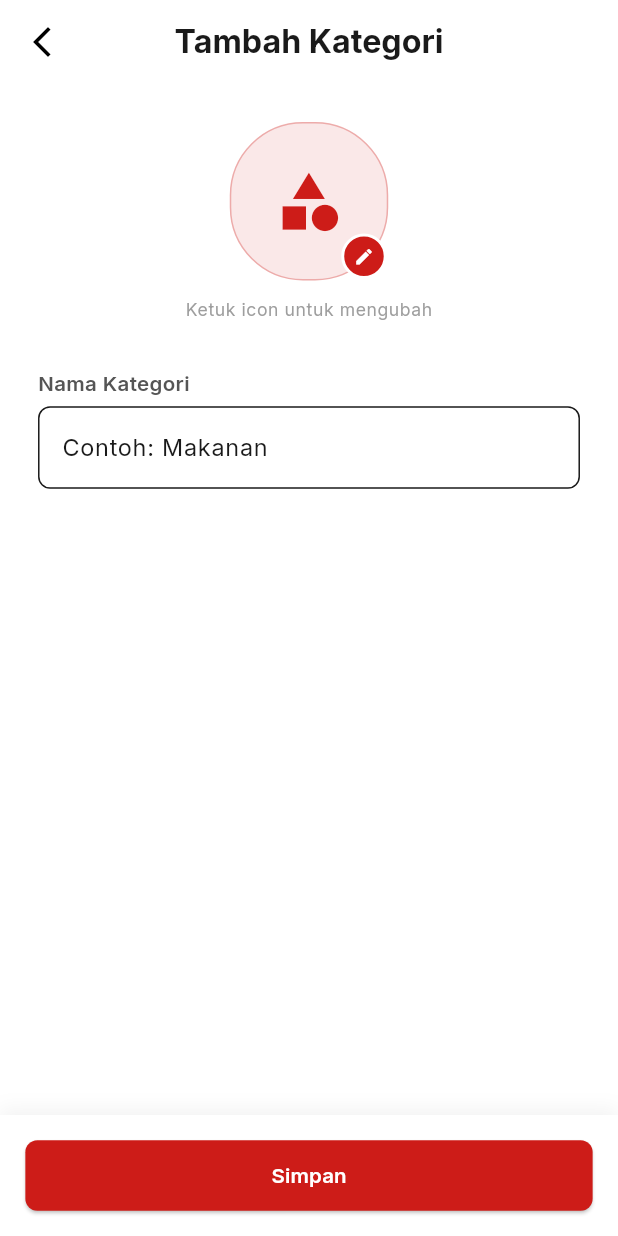
After one commit to Ibnuard/qsir_app, a Flutter app: the OwnerCategoryDetailPage screen opened directly, on a phone screen of 412 x 824 dp. The commit adds this screen. Run offline on Flutter 3.47's test engine with Material 3 defaults, Android fonts, the phone set to English and light mode, and no system bars; our stand-ins replace flutter_screenutil, get, google_fonts.

Commit message:
feat: Implement owner category management and reorganize owner product pages under sub_menu.

```diff
--- a/lib/presentation/pages/owner/home/controllers/home_controller.dart
+++ b/lib/presentation/pages/owner/home/controllers/home_controller.dart
@@ -1,5 +1,6 @@
 import 'package:flutter/material.dart';
 import 'package:get/get.dart';
+import 'package:qsir_app/presentation/pages/owner/sub_menu/category/list/owner_category_page.dart';
 import 'package:qsir_app/presentation/pages/owner/sub_menu/owner_sub_menu_page.dart';
 import 'package:qsir_app/routes/app_routes.dart';
 
@@ -39,7 +40,11 @@ class HomeController extends GetxController {
             icon: Icons.list_alt,
             onTap: () => navigateToMenu(AppRoutes.ownerProductList),
           ),
-          SubMenuItem(title: 'Stok tersisa', icon: Icons.inventory),
+          SubMenuItem(
+            title: 'Kategori produk',
+            icon: Icons.inventory,
+            onTap: () => Get.to(() => const OwnerCategoryPage()),
+          ),
           SubMenuItem(
             title: 'Produk hampir habis',
             icon: Icons.warning_amber_rounded,
--- /dev/null
+++ b/lib/presentation/pages/owner/sub_menu/category/detail/owner_category_detail_page.dart
@@ -0,0 +1,191 @@
+import 'package:flutter/material.dart';
+import 'package:flutter_screenutil/flutter_screenutil.dart';
+import 'package:get/get.dart';
+import 'package:qsir_app/core/themes/app_theme.dart';
+import 'package:qsir_app/presentation/pages/owner/sub_menu/category/detail/widgets/category_icon_selector.dart';
+import 'package:qsir_app/presentation/pages/owner/sub_menu/category/detail/widgets/icon_picker_bottom_sheet.dart';
+import 'package:qsir_app/presentation/pages/owner/sub_menu/category/list/owner_category_page.dart';
+import 'package:qsir_app/presentation/widgets/input_group.dart';
+
+class OwnerCategoryDetailPage extends StatefulWidget {
+  const OwnerCategoryDetailPage({super.key});
+
+  @override
+  State<OwnerCategoryDetailPage> createState() =>
+      _OwnerCategoryDetailPageState();
+}
+
+class _OwnerCategoryDetailPageState extends State<OwnerCategoryDetailPage> {
+  final InputGroupController _controller = InputGroupController();
+  CategoryItem? category;
+  IconData selectedIcon = Icons.category; // Default icon
+
+  final List<IconData> availableIcons = [
+    Icons.fastfood,
+    Icons.local_drink,
+    Icons.cookie,
+    Icons.cake,
+    Icons.icecream,
+    Icons.restaurant,
+    Icons.local_cafe,
+    Icons.local_bar,
+    Icons.local_pizza,
+    Icons.ramen_dining,
+    Icons.shopping_bag,
+    Icons.inventory,
+    Icons.grid_view,
+    Icons.category,
+    Icons.star,
+    Icons.favorite,
+  ];
+
+  @override
+  void initState() {
+    super.initState();
+    if (Get.arguments is CategoryItem) {
+      category = Get.arguments as CategoryItem;
+      _initializeData();
+    }
+  }
+
+  void _initializeData() {
+    WidgetsBinding.instance.addPostFrameCallback((_) {
+      if (category != null) {
+        _controller.getController('name').text = category!.name;
+        setState(() {
+          selectedIcon = category!.icon;
+        });
+      }
+    });
+  }
+
+  @override
+  void dispose() {
+    _controller.dispose();
+    super.dispose();
+  }
+
+  void _showIconPicker() {
+    Get.bottomSheet(
+      IconPickerBottomSheet(
+        selectedIcon: selectedIcon,
+        availableIcons: availableIcons,
+        onIconSelected: (icon) {
+          setState(() {
+            selectedIcon = icon;
+          });
+        },
+      ),
+      backgroundColor: Colors.transparent,
+      isScrollControlled: true,
+      ignoreSafeArea: false,
+    );
+  }
+
+  @override
+  Widget build(BuildContext context) {
+    return Scaffold(
+      appBar: AppBar(
+        title: Text(
+          category != null ? "Detail Kategori" : "Tambah Kategori",
+          style: context.textTheme.titleLarge?.copyWith(
+            fontWeight: FontWeight.bold,
+          ),
+        ),
+        centerTitle: true,
+        elevation: 0,
+        backgroundColor: Colors.white,
+        foregroundColor: Colors.black,
+        leading: IconButton(
+          icon: const Icon(Icons.arrow_back_ios_new, color: Colors.black),
+          onPressed: () => Get.back(),
+        ),
+      ),
+      body: SafeArea(
+        child: SingleChildScrollView(
+          padding: EdgeInsets.all(24.w),
+          child: Column(
+            crossAxisAlignment: CrossAxisAlignment.start,
+            children: [
+              CategoryIconSelector(
+                selectedIcon: selectedIcon,
+                onTap: _showIconPicker,
+              ),
+              SizedBox(height: 32.h),
+
+              // Form Fields
+              InputGroup(
+                controller: _controller,
+                items: [
+                  InputGroupItem(
+                    key: 'name',
+                    label: 'Nama Kategori',
+                    decoration: const InputDecoration(
+                      hintText: 'Contoh: Makanan',
+                    ),
+                  ),
+                ],
+              ),
+            ],
+          ),
+        ),
+      ),
+      bottomNavigationBar: Container(
+        padding: EdgeInsets.only(
+          left: 16.w,
+          right: 16.w,
+          top: 16.w,
+          bottom: 16.w + MediaQuery.of(context).padding.bottom,
+        ),
+        decoration: BoxDecoration(
+          color: Colors.white,
+          boxShadow: [
+            BoxShadow(
+              color: Colors.black.withValues(alpha: 0.05),
+              blurRadius: 10,
+              offset: const Offset(0, -4),
+            ),
+          ],
+        ),
+        child: Row(
+          children: [
+            if (category != null) ...[
+              Expanded(
+                child: SizedBox(
+                  height: 48.h,
+                  child: OutlinedButton(
+                    onPressed: () {
+                      // TODO: Implement delete logic
+                      Get.back();
+                    },
+                    style: OutlinedButton.styleFrom(
+                      foregroundColor: AppColors.error,
+                      side: const BorderSide(color: AppColors.error),
+                      shape: RoundedRectangleBorder(
+                        borderRadius: BorderRadius.circular(8.r),
+                      ),
+                    ),
+                    child: const Text("Hapus"),
+                  ),
+                ),
+              ),
+              SizedBox(width: 12.w),
+            ],
+            Expanded(
+              child: SizedBox(
+                height: 48.h,
+                child: ElevatedButton(
+                  onPressed: () {
+                    // TODO: Implement save/update logic
+                    Get.back();
+                  },
+                  child: const Text("Simpan"),
+                ),
+              ),
+            ),
+          ],
+        ),
+      ),
+    );
+  }
+}
--- /dev/null
+++ b/lib/presentation/pages/owner/sub_menu/category/detail/widgets/category_icon_selector.dart
@@ -0,0 +1,65 @@
+import 'package:flutter/material.dart';
+import 'package:flutter_screenutil/flutter_screenutil.dart';
+import 'package:get/get.dart';
+import 'package:qsir_app/core/themes/app_theme.dart';
+
+class CategoryIconSelector extends StatelessWidget {
+  final IconData selectedIcon;
+  final VoidCallback onTap;
+
+  const CategoryIconSelector({
+    super.key,
+    required this.selectedIcon,
+    required this.onTap,
+  });
+
+  @override
+  Widget build(BuildContext context) {
+    return Column(
+      children: [
+        Center(
+          child: GestureDetector(
+            onTap: onTap,
+            child: Container(
+              width: 100.w,
+              height: 100.w,
+              decoration: BoxDecoration(
+                color: AppColors.primary.withValues(alpha: 0.1),
+                borderRadius: BorderRadius.circular(50.r),
+                border: Border.all(
+                  color: AppColors.primary.withValues(alpha: 0.3),
+                ),
+              ),
+              child: Stack(
+                alignment: Alignment.center,
+                children: [
+                  Icon(selectedIcon, size: 48.sp, color: AppColors.primary),
+                  Positioned(
+                    bottom: 0,
+                    right: 0,
+                    child: Container(
+                      padding: EdgeInsets.all(6.w),
+                      decoration: BoxDecoration(
+                        color: AppColors.primary,
+                        shape: BoxShape.circle,
+                        border: Border.all(color: Colors.white, width: 2),
+                      ),
+                      child: Icon(Icons.edit, size: 14.sp, color: Colors.white),
+                    ),
+                  ),
+                ],
+              ),
+            ),
+          ),
+        ),
+        SizedBox(height: 12.h),
+        Center(
+          child: Text(
+            "Ketuk icon untuk mengubah",
+            style: context.textTheme.bodySmall?.copyWith(color: Colors.grey),
+          ),
+        ),
+      ],
+    );
+  }
+}
--- a/lib/routes/app_pages.dart
+++ b/lib/routes/app_pages.dart
@@ -2,9 +2,9 @@ import 'package:get/get.dart';
 import 'package:qsir_app/presentation/pages/login/login_page.dart';
 import 'package:qsir_app/presentation/pages/owner/main/bindings/owner_main_binding.dart';
 import 'package:qsir_app/presentation/pages/owner/main/main_page.dart';
-import 'package:qsir_app/presentation/pages/owner/product/add/owner_product_add_page.dart';
-import 'package:qsir_app/presentation/pages/owner/product/detail/owner_product_detail_page.dart';
-import 'package:qsir_app/presentation/pages/owner/product/productlist/owner_product_list_page.dart';
+import 'package:qsir_app/presentation/pages/owner/sub_menu/product/add/owner_product_add_page.dart';
+import 'package:qsir_app/presentation/pages/owner/sub_menu/product/detail/owner_product_detail_page.dart';
+import 'package:qsir_app/presentation/pages/owner/sub_menu/product/productlist/owner_product_list_page.dart';
 import 'package:qsir_app/presentation/pages/splash/splash_page.dart';
 import 'package:qsir_app/routes/app_routes.dart';
 
```
Also changed, not shown: lib/presentation/pages/owner/sub_menu/category/detail/widgets/icon_picker_bottom_sheet.dart (added, +86 -0 lines), lib/presentation/pages/owner/sub_menu/category/list/owner_category_page.dart (added, +94 -0 lines), lib/presentation/pages/owner/sub_menu/product/add/owner_product_add_page.dart (renamed from lib/presentation/pages/owner/product/add/owner_product_add_page.dart), lib/presentation/pages/owner/sub_menu/product/detail/owner_product_detail_page.dart (renamed from lib/presentation/pages/owner/product/detail/owner_product_detail_page.dart), lib/presentation/pages/owner/sub_menu/product/productlist/owner_product_list_page.dart (renamed from lib/presentation/pages/owner/product/productlist/owner_product_list_page.dart).
